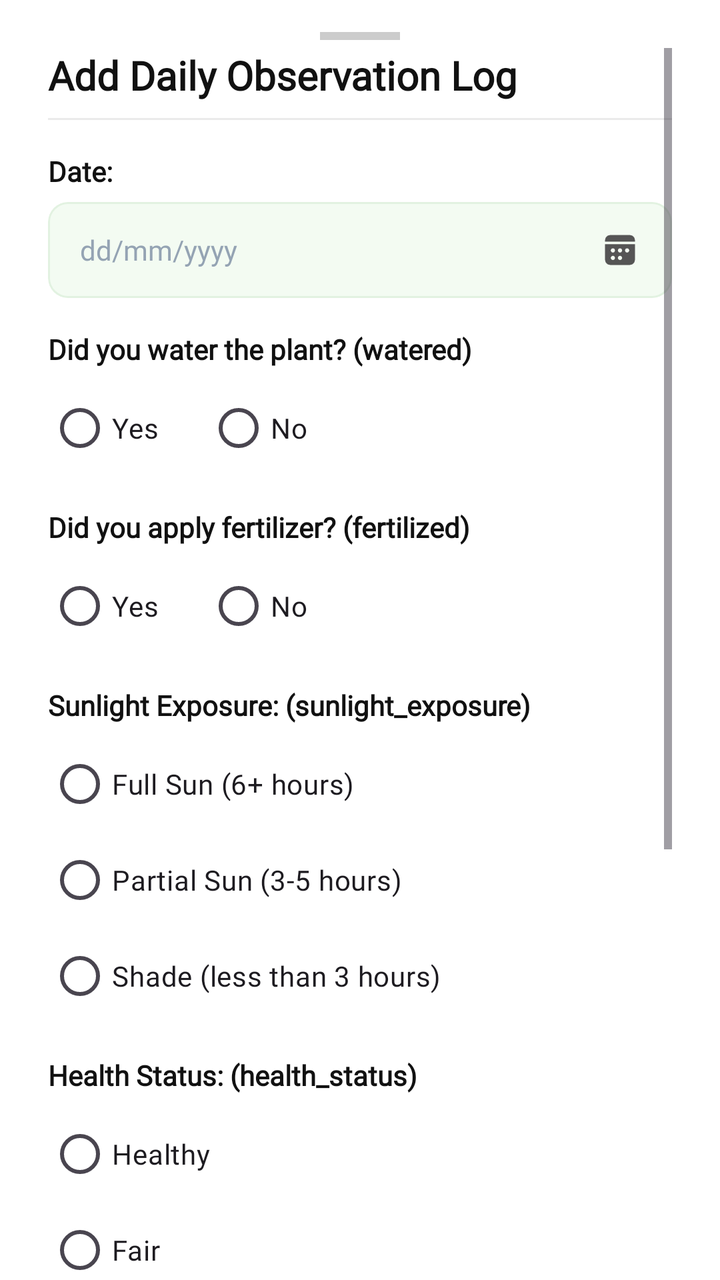
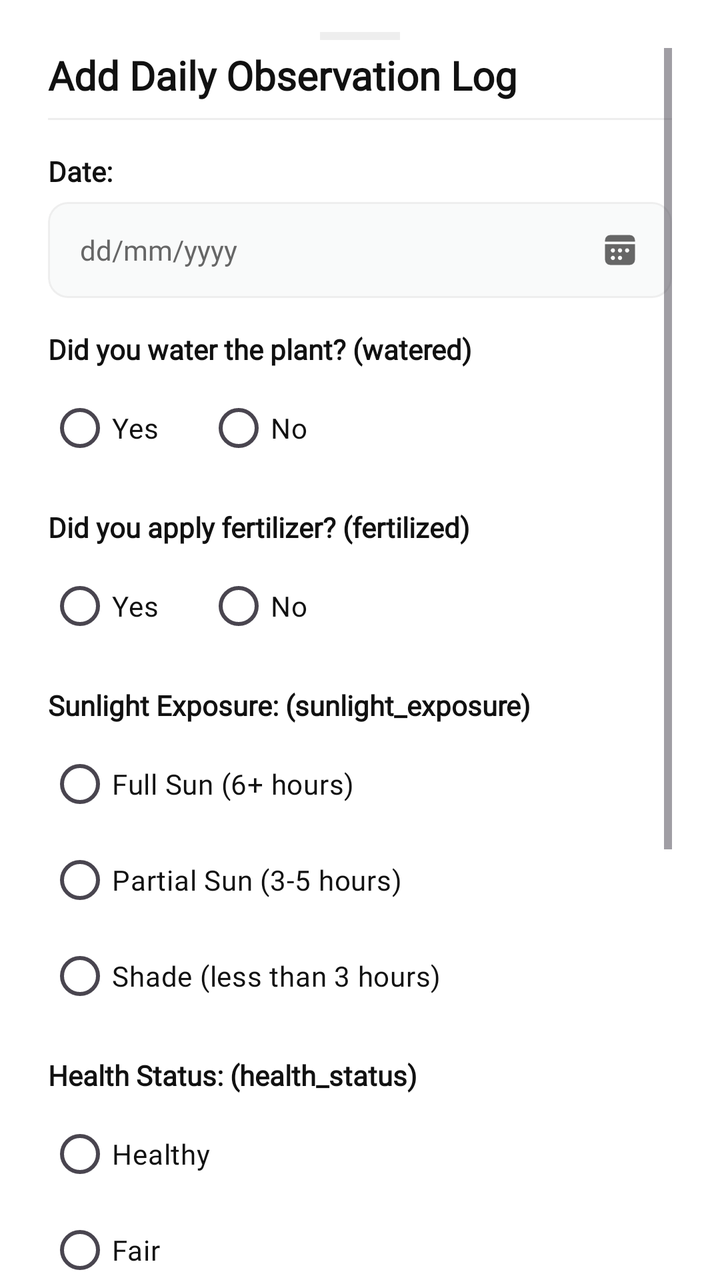

Two renders of the same Android screen: before a commit and after it. Below are the layout's source before the change and the commit's diff.
<!-- AndroidManifest.xml: application theme Theme.SmartGrow -->
<!-- res/layout/dialog_add_log_sheet.xml -->
<?xml version="1.0" encoding="utf-8"?>
<androidx.constraintlayout.widget.ConstraintLayout
    xmlns:android="http://schemas.android.com/apk/res/android"
    xmlns:app="http://schemas.android.com/apk/res-auto"
    android:id="@+id/bottom_sheet_container"
    android:layout_width="match_parent"
    android:layout_height="wrap_content"
    android:background="@drawable/bg_bottom_sheet_rounded"
    android:paddingTop="16dp"
    android:paddingHorizontal="24dp">

    
    <View
        android:id="@+id/view_log_drag_handle"
        android:layout_width="40dp"
        android:layout_height="4dp"
        android:background="#CCCCCC"
        app:layout_constraintTop_toTopOf="parent"
        app:layout_constraintEnd_toEndOf="parent"
        app:layout_constraintStart_toStartOf="parent" />

    
    <androidx.core.widget.NestedScrollView
        android:id="@+id/scroll_view_log"
        android:layout_width="match_parent"
        android:layout_height="wrap_content"
        android:layout_marginTop="12dp"
        android:scrollbars="vertical"
        android:fadeScrollbars="true"
        android:fillViewport="true"
        app:layout_constraintTop_toBottomOf="@id/view_log_drag_handle"
        app:layout_constraintBottom_toBottomOf="parent"
        app:layout_constraintStart_toStartOf="parent"
        app:layout_constraintEnd_toEndOf="parent">

        <LinearLayout
            android:layout_width="match_parent"
            android:layout_height="wrap_content"
            android:orientation="vertical"
            android:paddingBottom="32dp">

            <TextView
                android:layout_width="match_parent"
                android:layout_height="wrap_content"
                android:text="Add Daily Observation Log"
                android:textSize="20sp"
                android:textStyle="bold"
                android:textColor="#111111"
                android:fontFamily="@font/poppins" />

            <View
                android:layout_width="match_parent"
                android:layout_height="1dp"
                android:background="#EAEAEA"
                android:layout_marginTop="8dp"
                android:layout_marginBottom="16dp" />

            
            <TextView
                android:layout_width="match_parent"
                android:layout_height="wrap_content"
                android:text="Date:"
                android:textStyle="bold"
                android:textColor="#111111"
                android:textSize="14sp"
                android:fontFamily="@font/poppins" />

            <com.google.android.material.card.MaterialCardView
                android:layout_width="match_parent"
                android:layout_height="48dp"
                android:layout_marginTop="6dp"
                app:cardCornerRadius="10dp"
                app:cardElevation="0dp"
                app:cardBackgroundColor="#F3FBF2"
                app:strokeWidth="1dp"
                app:strokeColor="#E2F2E1">
                <RelativeLayout
                    android:layout_width="match_parent"
                    android:layout_height="match_parent"
                    android:paddingHorizontal="16dp">
                    <EditText
                        android:id="@+id/et_log_date"
                        android:layout_width="match_parent"
                        android:layout_height="match_parent"
                        android:layout_toStartOf="@id/img_log_calendar_icon"
                        android:background="@android:color/transparent"
                        android:hint="dd/mm/yyyy"
                        android:textColorHint="#94A3B3"
                        android:textColor="#111111"
                        android:textSize="14sp"
                        android:focusable="false"
                        android:clickable="true"
                        android:fontFamily="@font/poppins"
                        android:importantForAutofill="no"
                        android:inputType="none" />
                    <ImageView
                        android:id="@+id/img_log_calendar_icon"
                        android:layout_width="20dp"
                        android:layout_height="20dp"
                        android:layout_alignParentEnd="true"
                        android:layout_centerVertical="true"
                        android:src="@drawable/ic_calendar_gray"
                        app:tint="#555555"
                        android:contentDescription="Select Date" />
                </RelativeLayout>
            </com.google.android.material.card.MaterialCardView>

            
            <TextView
                android:layout_width="match_parent"
                android:layout_height="wrap_content"
                android:text="Did you water the plant? (watered)"
                android:textStyle="bold"
                android:textColor="#111111"
                android:textSize="14sp"
                android:fontFamily="@font/poppins"
                android:layout_marginTop="16dp" />

            <RadioGroup
                android:id="@+id/rg_log_watered"
                android:layout_width="match_parent"
                android:layout_height="wrap_content"
                android:orientation="horizontal"
                android:layout_marginTop="6dp">
                <RadioButton
                    android:id="@+id/rb_water_yes"
                    android:layout_width="wrap_content"
                    android:layout_height="wrap_content"
                    android:text="Yes"
                    android:fontFamily="@font/poppins"
                    android:textSize="14sp"
                    android:layout_marginEnd="24dp"
                    android:buttonTint="#0C6211" />
                <RadioButton
                    android:id="@+id/rb_water_no"
                    android:layout_width="wrap_content"
                    android:layout_height="wrap_content"
                    android:text="No"
                    android:fontFamily="@font/poppins"
                    android:textSize="14sp"
                    android:buttonTint="#0C6211" />
            </RadioGroup>

            
            <TextView
                android:layout_width="match_parent"
                android:layout_height="wrap_content"
                android:text="Did you apply fertilizer? (fertilized)"
                android:textStyle="bold"
                android:textColor="#111111"
                android:textSize="14sp"
                android:fontFamily="@font/poppins"
                android:layout_marginTop="16dp" />

            <RadioGroup
                android:id="@+id/rg_log_fertilized"
                android:layout_width="match_parent"
                android:layout_height="wrap_content"
                android:orientation="horizontal"
                android:layout_marginTop="6dp">
                <RadioButton
                    android:id="@+id/rb_fertilizer_yes"
                    android:layout_width="wrap_content"
                    android:layout_height="wrap_content"
                    android:text="Yes"
                    android:fontFamily="@font/poppins"
                    android:textSize="14sp"
                    android:layout_marginEnd="24dp"
                    android:buttonTint="#0C6211" />
                <RadioButton
                    android:id="@+id/rb_fertilizer_no"
                    android:layout_width="wrap_content"
                    android:layout_height="wrap_content"
                    android:text="No"
                    android:fontFamily="@font/poppins"
                    android:textSize="14sp"
                    android:buttonTint="#0C6211" />
            </RadioGroup>

            
            <TextView
                android:layout_width="match_parent"
                android:layout_height="wrap_content"
                android:text="Sunlight Exposure: (sunlight_exposure)"
                android:textStyle="bold"
                android:textColor="#111111"
                android:textSize="14sp"
                android:fontFamily="@font/poppins"
                android:layout_marginTop="16dp" />

            <RadioGroup
                android:id="@+id/rg_log_sunlight"
                android:layout_width="match_parent"
                android:layout_height="wrap_content"
                android:layout_marginTop="6dp">
                <RadioButton
                    android:id="@+id/rb_sun_full"
                    android:layout_width="match_parent"
                    android:layout_height="wrap_content"
                    android:text="Full Sun (6+ hours)"
                    android:fontFamily="@font/poppins"
                    android:textSize="14sp"
                    android:buttonTint="#0C6211" />
                <RadioButton
                    android:id="@+id/rb_sun_partial"
                    android:layout_width="match_parent"
                    android:layout_height="wrap_content"
                    android:text="Partial Sun (3-5 hours)"
                    android:fontFamily="@font/poppins"
                    android:textSize="14sp"
                    android:buttonTint="#0C6211" />
                <RadioButton
                    android:id="@+id/rb_sun_shade"
                    android:layout_width="match_parent"
                    android:layout_height="wrap_content"
                    android:text="Shade (less than 3 hours)"
                    android:fontFamily="@font/poppins"
                    android:textSize="14sp"
                    android:buttonTint="#0C6211" />
            </RadioGroup>

            
            <TextView
                android:layout_width="match_parent"
                android:layout_height="wrap_content"
                android:text="Health Status: (health_status)"
                android:textStyle="bold"
                android:textColor="#111111"
                android:textSize="14sp"
                android:fontFamily="@font/poppins"
                android:layout_marginTop="16dp" />

            <RadioGroup
                android:id="@+id/rg_log_health"
                android:layout_width="match_parent"
                android:layout_height="wrap_content"
                android:layout_marginTop="6dp">
                <RadioButton
                    android:id="@+id/rb_health_healthy"
                    android:layout_width="match_parent"
                    android:layout_height="wrap_content"
                    android:text="Healthy"
                    android:fontFamily="@font/poppins"
                    android:textSize="14sp"
                    android:buttonTint="#0C6211" />
                <RadioButton
                    android:id="@+id/rb_health_fair"
                    android:layout_width="match_parent"
                    android:layout_height="wrap_content"
                    android:text="Fair"
                    android:fontFamily="@font/poppins"
                    android:textSize="14sp"
                    android:buttonTint="#0C6211" />
                <RadioButton
                    android:id="@+id/rb_health_attention"
                    android:layout_width="match_parent"
                    android:layout_height="wrap_content"
                    android:text="Needs Attention"
                    android:fontFamily="@font/poppins"
                    android:textSize="14sp"
                    android:buttonTint="#0C6211" />
                <RadioButton
                    android:id="@+id/rb_health_critical"
                    android:layout_width="match_parent"
                    android:layout_height="wrap_content"
                    android:text="Critical"
                    android:fontFamily="@font/poppins"
                    android:textSize="14sp"
                    android:buttonTint="#0C6211" />
            </RadioGroup>

            
            <TextView
                android:layout_width="match_parent"
                android:layout_height="wrap_content"
                android:text="Notes (Optional): (notes)"
                android:textStyle="bold"
                android:textColor="#111111"
                android:textSize="14sp"
                android:fontFamily="@font/poppins"
                android:layout_marginTop="16dp" />

            <com.google.android.material.card.MaterialCardView
                android:layout_width="match_parent"
                android:layout_height="wrap_content"
                android:layout_marginTop="6dp"
                app:cardCornerRadius="10dp"
                app:cardElevation="0dp"
                app:cardBackgroundColor="#F3FBF2"
                app:strokeWidth="1dp"
                app:strokeColor="#E2F2E1">
                <EditText
                    android:id="@+id/et_log_notes"
                    android:layout_width="match_parent"
                    android:layout_height="wrap_content"
                    android:minHeight="100dp"
                    android:background="@android:color/transparent"
                    android:hint="Any observations about your plant..."
                    android:textColorHint="#94A3B3"
                    android:textColor="#111111"
                    android:textSize="14sp"
                    android:fontFamily="@font/poppins"
                    android:padding="12dp"
                    android:gravity="top|start"
                    android:inputType="textMultiLine"
                    android:importantForAutofill="no" />
            </com.google.android.material.card.MaterialCardView>

            
            <com.google.android.material.button.MaterialButton
                android:id="@+id/btn_submit_log"
                android:layout_width="match_parent"
                android:layout_height="54dp"
                android:layout_marginTop="24dp"
                android:text="Add Log"
                android:textAllCaps="false"
                android:textColor="#FFFFFF"
                android:textSize="15sp"
                android:textStyle="bold"
                android:fontFamily="@font/poppins"
                app:backgroundTint="#0C6211"
                app:cornerRadius="12dp" />

        </LinearLayout>
    </androidx.core.widget.NestedScrollView>

</androidx.constraintlayout.widget.ConstraintLayout>
<!-- resources referenced by this layout -->
<resources>
  <!-- drawable bg_bottom_sheet_rounded (drawable) -->
  <?xml version="1.0" encoding="utf-8"?>
  <shape xmlns:android="http://schemas.android.com/apk/res/android">
      <solid android:color="#FFFFFF" />
      <corners
          android:topLeftRadius="24dp"
          android:topRightRadius="24dp" />
  </shape>
  <!-- drawable ic_calendar_gray: png bitmap (drawable, 1434 bytes) -->
  <style name="Theme.SmartGrow" parent="Base.Theme.SmartGrow" />
  <style name="Base.Theme.SmartGrow" parent="Theme.Material3.DayNight.NoActionBar">
          <item name="android:windowBackground">@android:color/white</item>
          <item name="android:windowDisablePreview">true</item>
  
          
          <item name="android:statusBarColor">#FFFFFF</item>
          <item name="android:windowLightStatusBar">true</item>
  
          
          <item name="android:navigationBarColor">#FFFFFF</item>
          <item name="android:windowLightNavigationBar" tools:targetApi="o">true</item>
  
          <item name="android:windowDrawsSystemBarBackgrounds">true</item>
          <item name="android:windowTranslucentStatus">false</item>
          <item name="android:windowTranslucentNavigation">false</item>
      </style>
</resources>

<!-- the commit's change to res/layout/dialog_add_log_sheet.xml (unified diff, before → after) -->
@@ -5,7 +5,7 @@
     android:id="@+id/bottom_sheet_container"
     android:layout_width="match_parent"
     android:layout_height="wrap_content"
-    android:background="@drawable/bg_bottom_sheet_rounded"
+    android:background="@color/card_background"
     android:paddingTop="16dp"
     android:paddingHorizontal="24dp">
 
@@ -14,7 +14,7 @@
         android:id="@+id/view_log_drag_handle"
         android:layout_width="40dp"
         android:layout_height="4dp"
-        android:background="#CCCCCC"
+        android:background="@color/divider"
         app:layout_constraintTop_toTopOf="parent"
         app:layout_constraintEnd_toEndOf="parent"
         app:layout_constraintStart_toStartOf="parent" />
@@ -45,13 +45,13 @@
                 android:text="Add Daily Observation Log"
                 android:textSize="20sp"
                 android:textStyle="bold"
-                android:textColor="#111111"
+                android:textColor="@color/text_primary"
                 android:fontFamily="@font/poppins" />
 
             <View
                 android:layout_width="match_parent"
                 android:layout_height="1dp"
-                android:background="#EAEAEA"
+                android:background="@color/divider"
                 android:layout_marginTop="8dp"
                 android:layout_marginBottom="16dp" />
 
@@ -61,7 +61,7 @@
                 android:layout_height="wrap_content"
                 android:text="Date:"
                 android:textStyle="bold"
-                android:textColor="#111111"
+                android:textColor="@color/text_primary"
                 android:textSize="14sp"
                 android:fontFamily="@font/poppins" />
 
@@ -71,9 +71,9 @@
                 android:layout_marginTop="6dp"
                 app:cardCornerRadius="10dp"
                 app:cardElevation="0dp"
-                app:cardBackgroundColor="#F3FBF2"
+                app:cardBackgroundColor="@color/background"
                 app:strokeWidth="1dp"
-                app:strokeColor="#E2F2E1">
+                app:strokeColor="@color/divider">
                 <RelativeLayout
                     android:layout_width="match_parent"
                     android:layout_height="match_parent"
@@ -85,8 +85,8 @@
                         android:layout_toStartOf="@id/img_log_calendar_icon"
                         android:background="@android:color/transparent"
                         android:hint="dd/mm/yyyy"
-                        android:textColorHint="#94A3B3"
-                        android:textColor="#111111"
+                        android:textColorHint="@color/text_secondary"
+                        android:textColor="@color/text_primary"
                         android:textSize="14sp"
                         android:focusable="false"
                         android:clickable="true"
@@ -100,7 +100,7 @@
                         android:layout_alignParentEnd="true"
                         android:layout_centerVertical="true"
                         android:src="@drawable/ic_calendar_gray"
-                        app:tint="#555555"
+                        app:tint="@color/text_secondary"
                         android:contentDescription="Select Date" />
                 </RelativeLayout>
             </com.google.android.material.card.MaterialCardView>
@@ -111,7 +111,7 @@
                 android:layout_height="wrap_content"
                 android:text="Did you water the plant? (watered)"
                 android:textStyle="bold"
-                android:textColor="#111111"
+                android:textColor="@color/text_primary"
                 android:textSize="14sp"
                 android:fontFamily="@font/poppins"
                 android:layout_marginTop="16dp" />
@@ -127,18 +127,20 @@
                     android:layout_width="wrap_content"
                     android:layout_height="wrap_content"
                     android:text="Yes"
+                    android:textColor="@color/text_primary"
                     android:fontFamily="@font/poppins"
                     android:textSize="14sp"
                     android:layout_marginEnd="24dp"
-                    android:buttonTint="#0C6211" />
+                    android:buttonTint="@color/primary_green" />
                 <RadioButton
                     android:id="@+id/rb_water_no"
                     android:layout_width="wrap_content"
                     android:layout_height="wrap_content"
                     android:text="No"
-                    android:fontFamily="@font/poppins"
-                    android:textSize="14sp"
-                    android:buttonTint="#0C6211" />
+                    android:textColor="@color/text_primary"
+                    android:fontFamily="@font/poppins"
+                    android:textSize="14sp"
+                    android:buttonTint="@color/primary_green" />
             </RadioGroup>
 
             
@@ -147,7 +149,7 @@
                 android:layout_height="wrap_content"
                 android:text="Did you apply fertilizer? (fertilized)"
                 android:textStyle="bold"
-                android:textColor="#111111"
+                android:textColor="@color/text_primary"
                 android:textSize="14sp"
                 android:fontFamily="@font/poppins"
                 android:layout_marginTop="16dp" />
@@ -163,18 +165,20 @@
                     android:layout_width="wrap_content"
                     android:layout_height="wrap_content"
                     android:text="Yes"
+                    android:textColor="@color/text_primary"
                     android:fontFamily="@font/poppins"
                     android:textSize="14sp"
                     android:layout_marginEnd="24dp"
-                    android:buttonTint="#0C6211" />
+                    android:buttonTint="@color/primary_green" />
                 <RadioButton
                     android:id="@+id/rb_fertilizer_no"
                     android:layout_width="wrap_content"
                     android:layout_height="wrap_content"
                     android:text="No"
-                    android:fontFamily="@font/poppins"
-                    android:textSize="14sp"
-                    android:buttonTint="#0C6211" />
+                    android:textColor="@color/text_primary"
+                    android:fontFamily="@font/poppins"
+                    android:textSize="14sp"
+                    android:buttonTint="@color/primary_green" />
             </RadioGroup>
 
             
@@ -183,7 +187,7 @@
                 android:layout_height="wrap_content"
                 android:text="Sunlight Exposure: (sunlight_exposure)"
                 android:textStyle="bold"
-                android:textColor="#111111"
+                android:textColor="@color/text_primary"
                 android:textSize="14sp"
                 android:fontFamily="@font/poppins"
                 android:layout_marginTop="16dp" />
@@ -198,25 +202,28 @@
                     android:layout_width="match_parent"
                     android:layout_height="wrap_content"
                     android:text="Full Sun (6+ hours)"
-                    android:fontFamily="@font/poppins"
-                    android:textSize="14sp"
-                    android:buttonTint="#0C6211" />
+                    android:textColor="@color/text_primary"
+                    android:fontFamily="@font/poppins"
+                    android:textSize="14sp"
+                    android:buttonTint="@color/primary_green" />
                 <RadioButton
                     android:id="@+id/rb_sun_partial"
                     android:layout_width="match_parent"
                     android:layout_height="wrap_content"
                     android:text="Partial Sun (3-5 hours)"
-                    android:fontFamily="@font/poppins"
-                    android:textSize="14sp"
-                    android:buttonTint="#0C6211" />
+                    android:textColor="@color/text_primary"
+                    android:fontFamily="@font/poppins"
+                    android:textSize="14sp"
+                    android:buttonTint="@color/primary_green" />
                 <RadioButton
                     android:id="@+id/rb_sun_shade"
                     android:layout_width="match_parent"
                     android:layout_height="wrap_content"
                     android:text="Shade (less than 3 hours)"
-                    android:fontFamily="@font/poppins"
-                    android:textSize="14sp"
-                    android:buttonTint="#0C6211" />
+                    android:textColor="@color/text_primary"
+                    android:fontFamily="@font/poppins"
+                    android:textSize="14sp"
+                    android:buttonTint="@color/primary_green" />
             </RadioGroup>
 
             
@@ -225,7 +232,7 @@
                 android:layout_height="wrap_content"
                 android:text="Health Status: (health_status)"
                 android:textStyle="bold"
-                android:textColor="#111111"
+                android:textColor="@color/text_primary"
                 android:textSize="14sp"
                 android:fontFamily="@font/poppins"
                 android:layout_marginTop="16dp" />
@@ -240,33 +247,37 @@
                     android:layout_width="match_parent"
                     android:layout_height="wrap_content"
                     android:text="Healthy"
-                    android:fontFamily="@font/poppins"
-                    android:textSize="14sp"
-                    android:buttonTint="#0C6211" />
+                    android:textColor="@color/text_primary"
+                    android:fontFamily="@font/poppins"
+                    android:textSize="14sp"
+                    android:buttonTint="@color/primary_green" />
                 <RadioButton
                     android:id="@+id/rb_health_fair"
                     android:layout_width="match_parent"
                     android:layout_height="wrap_content"
                     android:text="Fair"
-                    android:fontFamily="@font/poppins"
-                    android:textSize="14sp"
-                    android:buttonTint="#0C6211" />
+                    android:textColor="@color/text_primary"
+                    android:fontFamily="@font/poppins"
+                    android:textSize="14sp"
+                    android:buttonTint="@color/primary_green" />
                 <RadioButton
                     android:id="@+id/rb_health_attention"
                     android:layout_width="match_parent"
                     android:layout_height="wrap_content"
                     android:text="Needs Attention"
-                    android:fontFamily="@font/poppins"
-                    android:textSize="14sp"
-                    android:buttonTint="#0C6211" />
+                    android:textColor="@color/text_primary"
+                    android:fontFamily="@font/poppins"
+                    android:textSize="14sp"
+                    android:buttonTint="@color/primary_green" />
                 <RadioButton
                     android:id="@+id/rb_health_critical"
                     android:layout_width="match_parent"
                     android:layout_height="wrap_content"
                     android:text="Critical"
-                    android:fontFamily="@font/poppins"
-                    android:textSize="14sp"
-                    android:buttonTint="#0C6211" />
+                    android:textColor="@color/text_primary"
+                    android:fontFamily="@font/poppins"
+                    android:textSize="14sp"
+                    android:buttonTint="@color/primary_green" />
             </RadioGroup>
 
             
@@ -275,7 +286,7 @@
                 android:layout_height="wrap_content"
                 android:text="Notes (Optional): (notes)"
                 android:textStyle="bold"
-                android:textColor="#111111"
+                android:textColor="@color/text_primary"
                 android:textSize="14sp"
                 android:fontFamily="@font/poppins"
                 android:layout_marginTop="16dp" />
@@ -286,9 +297,9 @@
                 android:layout_marginTop="6dp"
                 app:cardCornerRadius="10dp"
                 app:cardElevation="0dp"
-                app:cardBackgroundColor="#F3FBF2"
+                app:cardBackgroundColor="@color/background"
                 app:strokeWidth="1dp"
-                app:strokeColor="#E2F2E1">
+                app:strokeColor="@color/divider">
                 <EditText
                     android:id="@+id/et_log_notes"
                     android:layout_width="match_parent"
@@ -296,8 +307,8 @@
                     android:minHeight="100dp"
                     android:background="@android:color/transparent"
                     android:hint="Any observations about your plant..."
-                    android:textColorHint="#94A3B3"
-                    android:textColor="#111111"
+                    android:textColorHint="@color/text_secondary"
+                    android:textColor="@color/text_primary"
                     android:textSize="14sp"
                     android:fontFamily="@font/poppins"
                     android:padding="12dp"
@@ -314,11 +325,11 @@
                 android:layout_marginTop="24dp"
                 android:text="Add Log"
                 android:textAllCaps="false"
-                android:textColor="#FFFFFF"
+                android:textColor="@color/white"
                 android:textSize="15sp"
                 android:textStyle="bold"
                 android:fontFamily="@font/poppins"
-                app:backgroundTint="#0C6211"
+                app:backgroundTint="@color/primary_green"
                 app:cornerRadius="12dp" />
 
         </LinearLayout>
<!-- resource entries referenced after the edit -->
@@ -1,25 +1,24 @@
 <!-- resources referenced by this layout -->
 <resources>
-  <!-- drawable bg_bottom_sheet_rounded (drawable) -->
-  <?xml version="1.0" encoding="utf-8"?>
-  <shape xmlns:android="http://schemas.android.com/apk/res/android">
-      <solid android:color="#FFFFFF" />
-      <corners
-          android:topLeftRadius="24dp"
-          android:topRightRadius="24dp" />
-  </shape>
+  <color name="background">#F9FAFA</color>
+  <color name="card_background">#FFFFFF</color>
+  <color name="divider">#EEEEEE</color>
+  <color name="primary_green">#0C6211</color>
+  <color name="text_primary">#111111</color>
+  <color name="text_secondary">#666666</color>
+  <color name="white">#FFFFFFFF</color>
   <!-- drawable ic_calendar_gray: png bitmap (drawable, 1434 bytes) -->
   <style name="Theme.SmartGrow" parent="Base.Theme.SmartGrow" />
   <style name="Base.Theme.SmartGrow" parent="Theme.Material3.DayNight.NoActionBar">
-          <item name="android:windowBackground">@android:color/white</item>
+          <item name="android:windowBackground">@color/background</item>
           <item name="android:windowDisablePreview">true</item>
   
           
-          <item name="android:statusBarColor">#FFFFFF</item>
+          <item name="android:statusBarColor">@color/background</item>
           <item name="android:windowLightStatusBar">true</item>
   
           
-          <item name="android:navigationBarColor">#FFFFFF</item>
+          <item name="android:navigationBarColor">@color/background</item>
           <item name="android:windowLightNavigationBar" tools:targetApi="o">true</item>
   
           <item name="android:windowDrawsSystemBarBackgrounds">true</item>
